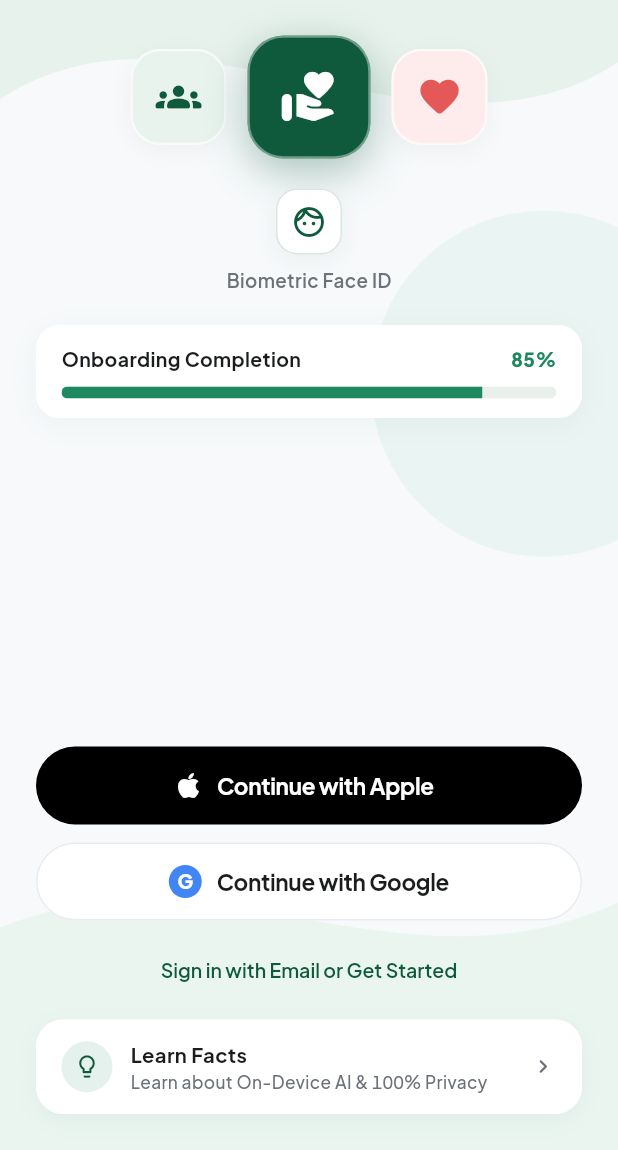
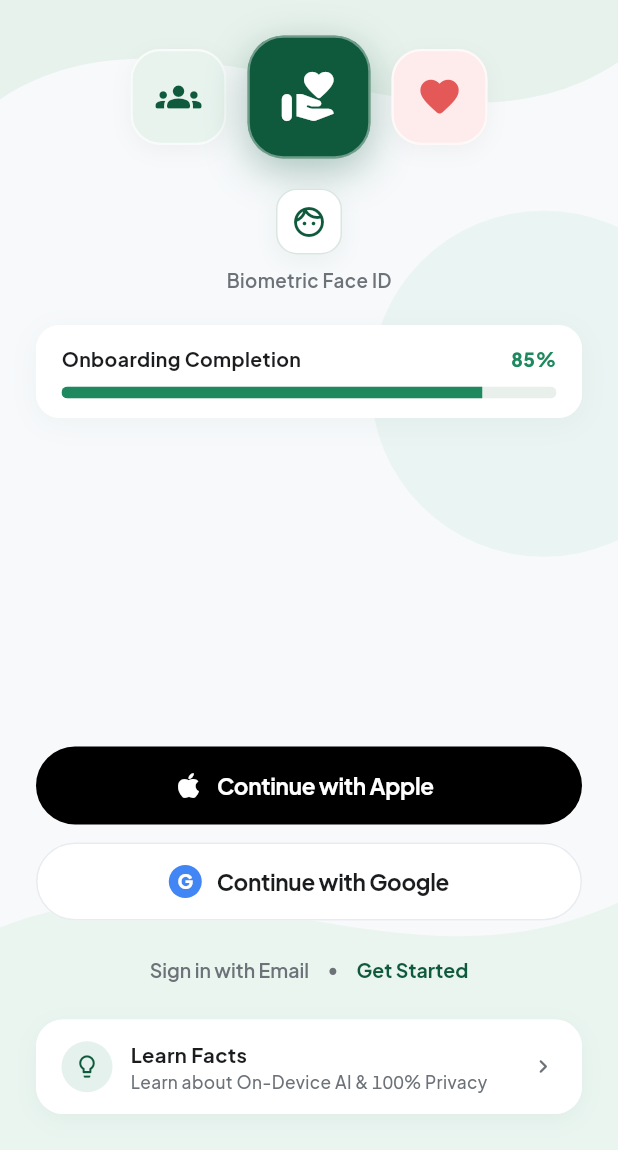
Before and after one commit to anshuldhiman-ai/Health-AI, a Flutter app: the screen it shows after launch, on a phone screen of 412 x 824 dp, the part 86-1236 px from its top. Run offline on Flutter 3.47's test engine with Material 3 defaults, Android fonts, the phone set to English and light mode, and no system bars; our stand-ins replace camera, fl_chart, flutter_riverpod, flutter_secure_storage, go_router, image_picker and 3 more; missing offline and left inert: flutter_litert, mobile_scanner; project files that could hold a hidden picture were left out.

Commit message:
feat(onboarding): implement Screen 1 auth design with biometric area and social buttons

```diff
--- a/app/lib/features/onboarding/presentation/welcome_screen.dart
+++ b/app/lib/features/onboarding/presentation/welcome_screen.dart
@@ -393,17 +393,37 @@ class _WelcomeScreenState extends ConsumerState<WelcomeScreen> {
                   ),
                   const SizedBox(height: 8),
 
-                  // Sign in with Email / Get Started
+                  // Sign in with Email & Get Started
+                  Row(
+                    mainAxisAlignment: MainAxisAlignment.center,
+                    children: [
                       TextButton(
                         onPressed: () => setState(() => _currentStep = 1),
                         child: const Text(
-                      'Sign in with Email or Get Started',
+                          'Sign in with Email',
                           style: TextStyle(
                             fontSize: 13,
                             fontWeight: FontWeight.w600,
+                            color: Color(0xFF6C7278),
+                          ),
+                        ),
+                      ),
+                      const Text(
+                        '•',
+                        style: TextStyle(color: Color(0xFF6C7278)),
+                      ),
+                      TextButton(
+                        onPressed: () => setState(() => _currentStep = 1),
+                        child: const Text(
+                          'Get Started',
+                          style: TextStyle(
+                            fontSize: 13,
+                            fontWeight: FontWeight.w700,
                             color: Color(0xFF0F5A3C),
                           ),
                         ),
+                      ),
+                    ],
                   ),
 
                   const SizedBox(height: 10),
```
Lines whose indentation alone changed are shown as unchanged.
